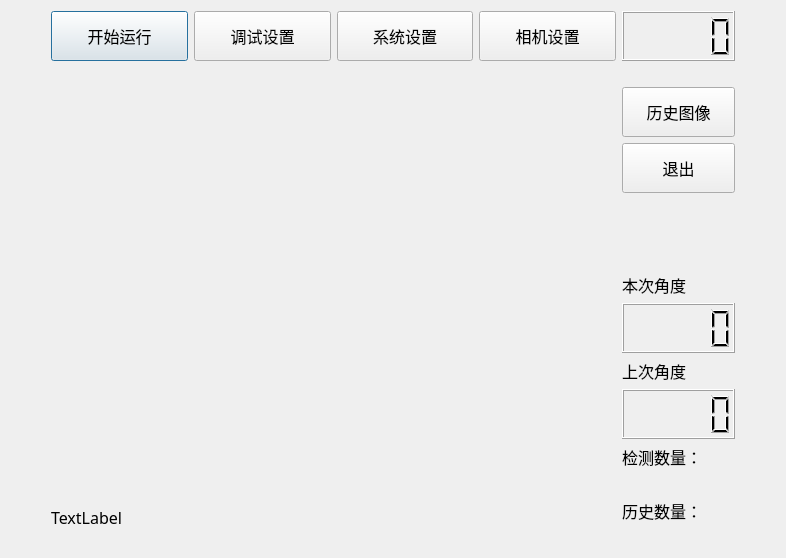
Above: maindialog.ui from ypg666/Wire_Rotate before the change. Below: the same form after it.
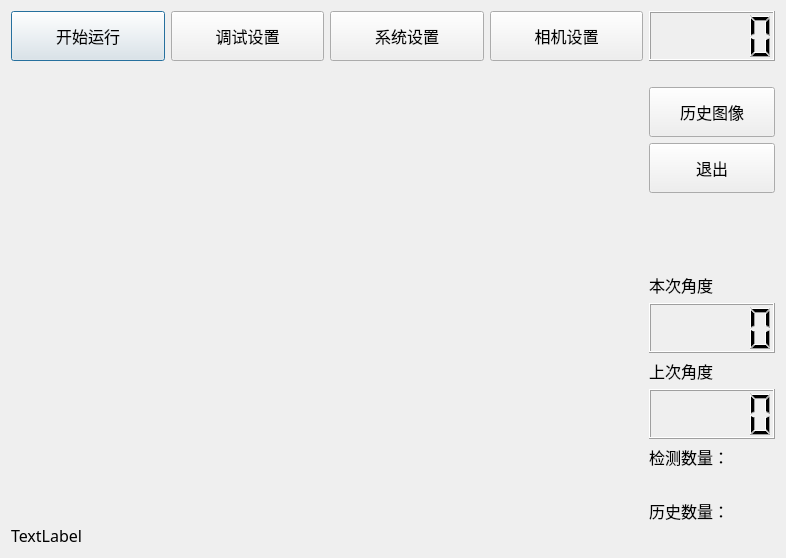
That is the form after the change. Icons and pictures are not drawn.

Diff of the .ui file:
```diff
--- a/maindialog.ui
+++ b/maindialog.ui
@@ -25,22 +25,9 @@
   <property name="windowTitle">
    <string>MainDialog</string>
   </property>
-  <layout class="QHBoxLayout" name="horizontalLayout_3" stretch="0,5,1,0">
+  <layout class="QHBoxLayout" name="horizontalLayout_3" stretch="5,1">
    <item>
-    <spacer name="horizontalSpacer">
-     <property name="orientation">
-      <enum>Qt::Horizontal</enum>
-     </property>
-     <property name="sizeHint" stdset="0">
-      <size>
-       <width>40</width>
-       <height>20</height>
-      </size>
-     </property>
-    </spacer>
-   </item>
-   <item>
-    <layout class="QVBoxLayout" name="verticalLayout_2" stretch="1,7">
+    <layout class="QVBoxLayout" name="verticalLayout_2" stretch="1,7,0">
      <item>
       <layout class="QHBoxLayout" name="horizontalLayout_2">
        <item>
@@ -53,7 +40,7 @@
          </property>
          <property name="maximumSize">
           <size>
-           <width>190</width>
+           <width>300</width>
            <height>50</height>
           </size>
          </property>
@@ -81,7 +68,7 @@
          </property>
          <property name="maximumSize">
           <size>
-           <width>190</width>
+           <width>300</width>
            <height>50</height>
           </size>
          </property>
@@ -106,7 +93,7 @@
          </property>
          <property name="maximumSize">
           <size>
-           <width>190</width>
+           <width>300</width>
            <height>50</height>
           </size>
          </property>
@@ -131,7 +118,7 @@
          </property>
          <property name="maximumSize">
           <size>
-           <width>190</width>
+           <width>300</width>
            <height>50</height>
           </size>
          </property>
@@ -158,15 +145,12 @@
            <verstretch>0</verstretch>
           </sizepolicy>
          </property>
+        </widget>
+       </item>
+      </layout>
+     </item>
+     <item>
          <widget class="QLabel" name="label_8">
-          <property name="geometry">
-           <rect>
-            <x>0</x>
-            <y>440</y>
-            <width>101</width>
-            <height>21</height>
-           </rect>
-          </property>
           <property name="font">
            <font>
             <family>微软雅黑</family>
@@ -177,9 +161,6 @@
            <string>TextLabel</string>
           </property>
          </widget>
-        </widget>
-       </item>
-      </layout>
      </item>
     </layout>
    </item>
@@ -387,19 +368,6 @@
      </item>
     </layout>
    </item>
-   <item>
-    <spacer name="horizontalSpacer_2">
-     <property name="orientation">
-      <enum>Qt::Horizontal</enum>
-     </property>
-     <property name="sizeHint" stdset="0">
-      <size>
-       <width>40</width>
-       <height>20</height>
-      </size>
-     </property>
-    </spacer>
-   </item>
   </layout>
  </widget>
  <layoutdefault spacing="6" margin="11"/>
```
Lines whose indentation alone changed are shown as unchanged.
